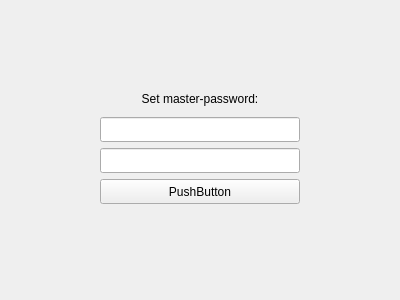
This is registerwidget.ui in inkgnt/CryptPass as Qt 5 draws it before an edit. The edited form follows.
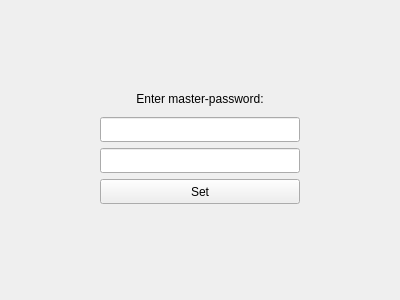
This is the edited form.

Patch:
```diff
--- a/registerwidget.ui
+++ b/registerwidget.ui
@@ -49,7 +49,7 @@
       </size>
      </property>
      <property name="text">
-      <string>Set master-password:</string>
+      <string>Enter master-password:</string>
      </property>
      <property name="alignment">
       <set>Qt::AlignmentFlag::AlignCenter</set>
@@ -163,7 +163,7 @@
       </size>
      </property>
      <property name="text">
-      <string>PushButton</string>
+      <string>Set</string>
      </property>
     </widget>
    </item>
```
